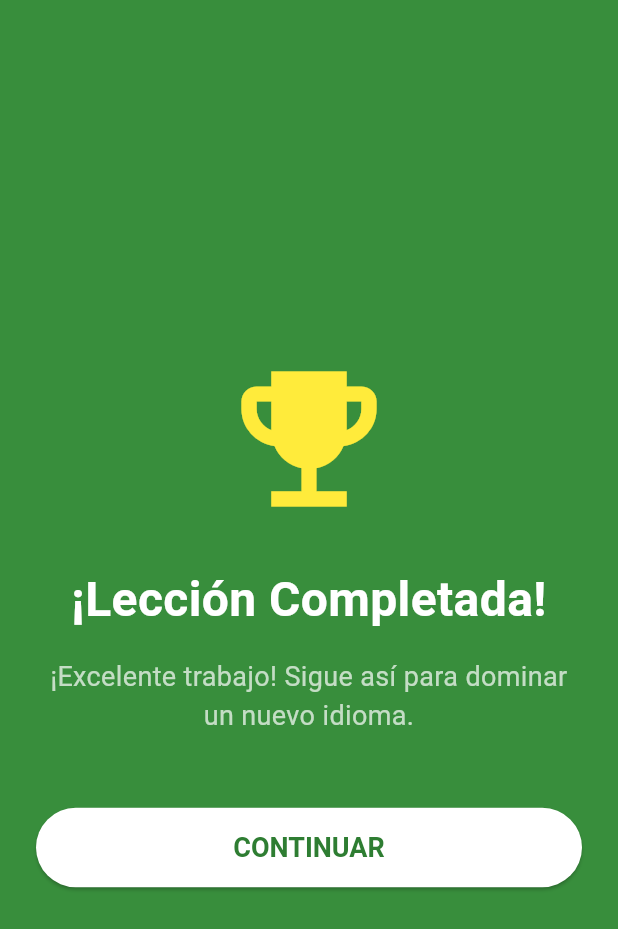
After one commit to AlfredoHJDLO/treenguage, a Flutter app: the LessonCompleteScreen screen opened directly, on a phone screen of 412 x 824 dp. The commit adds this screen. Shown: the top 929 px of the screen. Run offline on Flutter 3.47's test engine with Material 3 defaults, Android fonts, the light colour scheme and no system bars; our stand-ins replace audioplayers, shared_preferences, youtube_player_flutter; missing offline and left inert: record; accounts and stored records are empty; network calls fail.

Commit message:
Versión beta 0.3

```diff
--- /dev/null
+++ b/devtools_options.yaml
@@ -0,0 +1,3 @@
+description: This file stores settings for Dart & Flutter DevTools.
+documentation: https://docs.flutter.dev/tools/devtools/extensions#configure-extension-enablement-states
+extensions:
--- /dev/null
+++ b/lib/screens/lesson/lesson_complete_screen.dart
@@ -0,0 +1,72 @@
+// lib/screens/lesson/lesson_complete_screen.dart
+import 'package:flutter/material.dart';
+import 'package:provider/provider.dart';
+import 'package:treenguage/providers/dashboard_provider.dart';
+
+class LessonCompleteScreen extends StatelessWidget {
+  const LessonCompleteScreen({super.key});
+
+  @override
+  Widget build(BuildContext context) {
+    return Scaffold(
+      backgroundColor: Colors.green[700],
+      body: Center(
+        child: Padding(
+          padding: const EdgeInsets.all(24.0),
+          child: Column(
+            mainAxisAlignment: MainAxisAlignment.center,
+            children: [
+              const Icon(
+                Icons.emoji_events, // Un ícono de trofeo
+                color: Colors.yellow,
+                size: 120,
+              ),
+              const SizedBox(height: 24),
+              const Text(
+                '¡Lección Completada!',
+                style: TextStyle(
+                  fontSize: 32,
+                  fontWeight: FontWeight.bold,
+                  color: Colors.white,
+                ),
+                textAlign: TextAlign.center,
+              ),
+              const SizedBox(height: 16),
+              const Text(
+                '¡Excelente trabajo! Sigue así para dominar un nuevo idioma.',
+                style: TextStyle(
+                  fontSize: 18,
+                  color: Colors.white70,
+                ),
+                textAlign: TextAlign.center,
+              ),
+              const SizedBox(height: 48),
+              SizedBox(
+                width: double.infinity,
+                child: ElevatedButton(
+                  onPressed: () async {
+                    // Refrescamos los datos del dashboard y volvemos a la pantalla principal
+                    await Provider.of<DashboardProvider>(context, listen: false)
+                        .fetchDashboardData();
+
+                    if (!context.mounted) return;
+
+                    // Navegamos al home y eliminamos todas las pantallas anteriores
+                    Navigator.of(context).popUntil((route) => route.isFirst);
+                  },
+                  style: ElevatedButton.styleFrom(
+                    backgroundColor: Colors.white,
+                    foregroundColor: Colors.green[800],
+                    padding: const EdgeInsets.symmetric(vertical: 16),
+                    textStyle: const TextStyle(fontSize: 18, fontWeight: FontWeight.bold)
+                  ),
+                  child: const Text('CONTINUAR'),
+                ),
+              )
+            ],
+          ),
+        ),
+      ),
+    );
+  }
+}
--- a/lib/widgets/lesson_activities/sentence_activity_widget.dart
+++ b/lib/widgets/lesson_activities/sentence_activity_widget.dart
@@ -105,7 +105,7 @@ class _SentenceActivityWidgetState extends State<SentenceActivityWidget> {
             // Unimos las palabras seleccionadas para formar la respuesta
             String respuesta = _respuestaUsuario.join(' ');
 
-            // Llamamos al método del provider para verificar la respuesta
+            // Llamamos al método del provider que ya existe para verificar
             Provider.of<LessonProvider>(context, listen: false)
                 .checkSentenceAnswer(respuesta);
           },
--- a/pubspec.yaml
+++ b/pubspec.yaml
@@ -39,6 +39,7 @@ dependencies:
   provider: ^6.1.5
   audioplayers: ^6.5.0
   youtube_player_flutter: ^9.1.1
+  record: ^6.0.0
 
 dev_dependencies:
   flutter_test:
```
Also changed, not shown: lib/api/progress_service.dart (+56 -0 lines), lib/providers/lesson_provider.dart (+70 -8 lines), lib/screens/home/vocabulario_screen.dart (+79 -1 lines), lib/screens/lesson/lesson_screen.dart (+23 -12 lines), lib/widgets/lesson_activities/vocabulary_activity_widget.dart (+44 -6 lines), lib/widgets/lesson_activities/voice_activity_widget.dart (added, +168 -0 lines), pubspec.lock, 7 other files.
